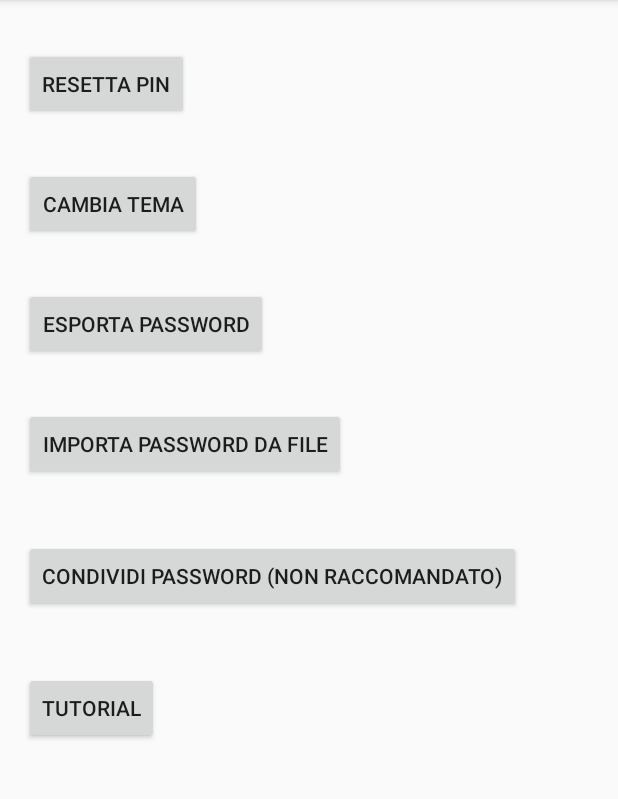
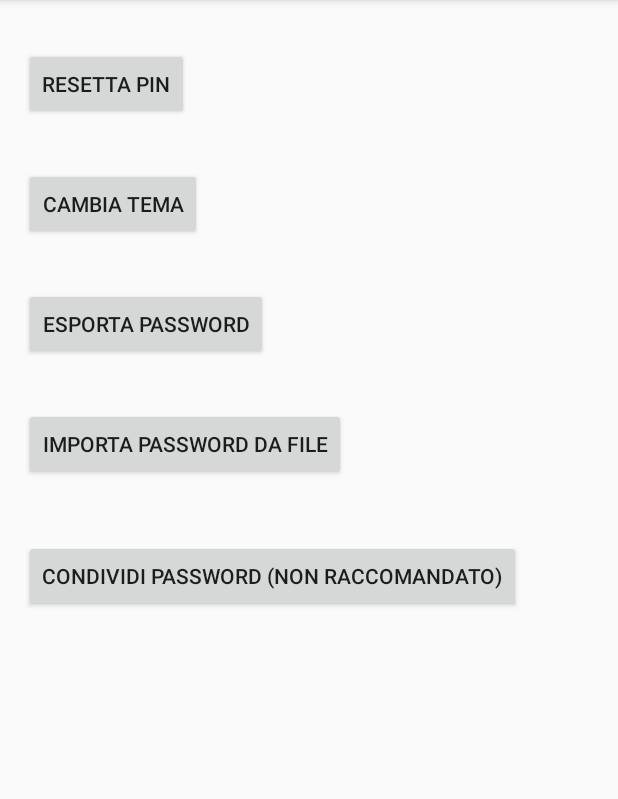
Before and after one commit to DanieleEmilioPassarella/PasswordManager, an Android app: the SettingsActivity screen opened directly, with no data from a screen before it, on a phone screen of 412 x 824 dp, the part 84-883 px from its top. Run offline under Robolectric (Android 15) with nearby library versions, the phone set to English and light mode, and no system bars; libraries missing offline, so code that uses them is left out: com.obsez.android, org.greenrobot.greendao, uk.co.deanwild; 14 statements that could not run were skipped.

Commit message:
settings updated

```diff
--- a/app/src/main/java/reti/com/passwordmanager/FilterActivity.java
+++ b/app/src/main/java/reti/com/passwordmanager/FilterActivity.java
@@ -28,6 +28,9 @@ public class FilterActivity extends AppCompatActivity {
 
     @Override
     protected void onCreate(Bundle savedInstanceState) {
+        // set current theme
+        Utility.setCurrentTheme(this);
+
         super.onCreate(savedInstanceState);
         setContentView(R.layout.activity_filter);
 
--- a/app/src/main/java/reti/com/passwordmanager/HomeActivity.java
+++ b/app/src/main/java/reti/com/passwordmanager/HomeActivity.java
@@ -67,7 +67,7 @@ public class HomeActivity extends AppCompatActivity {
 
         super.onCreate(savedInstanceState);
         setContentView(R.layout.activity_home);
-        setTitle("Password Manager");
+        setTitle("");
 
         // remove focus from searchText
         this.getWindow().setSoftInputMode(WindowManager.LayoutParams.SOFT_INPUT_STATE_ALWAYS_HIDDEN);
--- a/app/src/main/java/reti/com/passwordmanager/SettingsActivity.java
+++ b/app/src/main/java/reti/com/passwordmanager/SettingsActivity.java
@@ -68,7 +68,6 @@ public class SettingsActivity extends AppCompatActivity {
     private Button buttonExportPassword;
     private Button buttonImportPassword;
     private Button buttonSharePasswordFile;
-    private Button buttonTutorial;
     private EditText et_oldPin;
     private EditText et_newPin1;
     private EditText et_newPin2;
@@ -97,7 +96,6 @@ public class SettingsActivity extends AppCompatActivity {
         buttonExportPassword = (Button) findViewById(R.id.bt_esportaPassword);
         buttonImportPassword = (Button) findViewById(R.id.setting_btn_import);
         buttonSharePasswordFile = (Button) findViewById(R.id.setting_btn_exportTXT);
-        buttonTutorial = (Button) findViewById(R.id.setting_btn_tutorial);
         pinView = (LinearLayout) findViewById(R.id.setting_linearlayout_pin);
         et_oldPin = (EditText) findViewById(R.id.oldPinET);
         et_newPin1 = (EditText) findViewById(R.id.newPinET1);
@@ -151,10 +149,11 @@ public class SettingsActivity extends AppCompatActivity {
                         disableConfirmResetPinButton();
                         hideResetPinView();
                         if (LoginActivity.setNewPin(newPin)) {
-                            Toast.makeText(getApplicationContext(), "Pin Updated", Toast.LENGTH_LONG).show();
+                            Snackbar.make(findViewById(R.id.setting_linearlayout_main),R.string.setting_alert_pinUpdated,Snackbar.LENGTH_LONG).show();
                             enableResetPinButton();
                         } else {
                             Log.d("NewPasswordSetter", "writing new pin failed");
+                            Snackbar.make(findViewById(R.id.setting_linearlayout_main),R.string.setting_alert_pinNotUpdated,Snackbar.LENGTH_LONG).show();
                             Toast.makeText(getApplicationContext(), "Pin Updated", Toast.LENGTH_LONG).show();
                         }
                     } else {
@@ -281,13 +280,6 @@ public class SettingsActivity extends AppCompatActivity {
                             }
                         })
                         .show();
-            }
-        });
-
-        buttonTutorial.setOnClickListener(new View.OnClickListener() {
-            @Override
-            public void onClick(View v) {
-
             }
         });
 
--- a/app/src/main/res/layout/activity_settings.xml
+++ b/app/src/main/res/layout/activity_settings.xml
@@ -175,16 +175,6 @@
             android:layout_marginTop="32dp"
             android:text="@string/setting_button_exportTXT" />
 
-        <Button
-            android:id="@+id/setting_btn_tutorial"
-            android:layout_width="wrap_content"
-            android:layout_height="wrap_content"
-            android:layout_marginBottom="8dp"
-            android:layout_marginLeft="16dp"
-            android:layout_marginRight="0dp"
-            android:layout_marginTop="32dp"
-            android:text="@string/setting_btnTuttorial" />
-
     </LinearLayout>
 
 </ScrollView>
--- a/app/src/main/res/values/strings.xml
+++ b/app/src/main/res/values/strings.xml
@@ -107,6 +107,8 @@
     <string name="tutorial_setting_btnShare_title">Condividi Password</string>
     <string name="tutorial_setting_btnShare_message">Puoi condividere tutte le password che hai salvato con un tuo contatto. Attenzione non condividere questo file con persone sconosciute.</string>
     <string name="setting_btnTuttorial">Tutorial</string>
+    <string name="setting_alert_pinUpdated">PIN Aggiornato</string>
+    <string name="setting_alert_pinNotUpdated">PIN non aggiornato</string>
 
 
 </resources>
```
Also changed, not shown: 2 other files.
